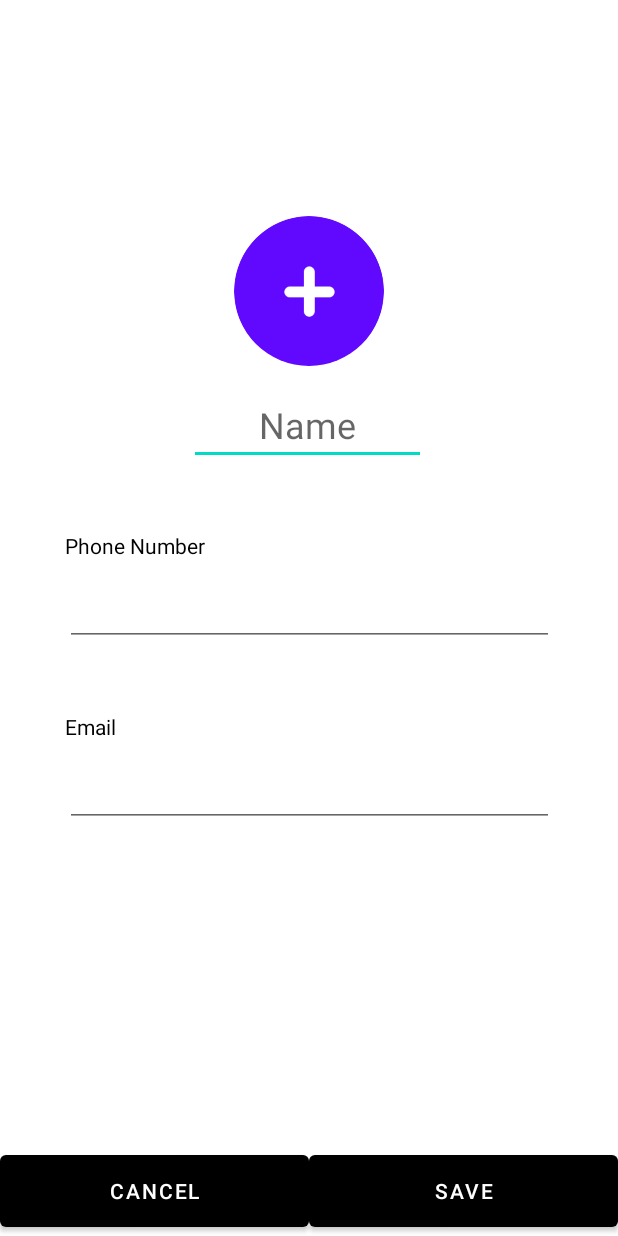
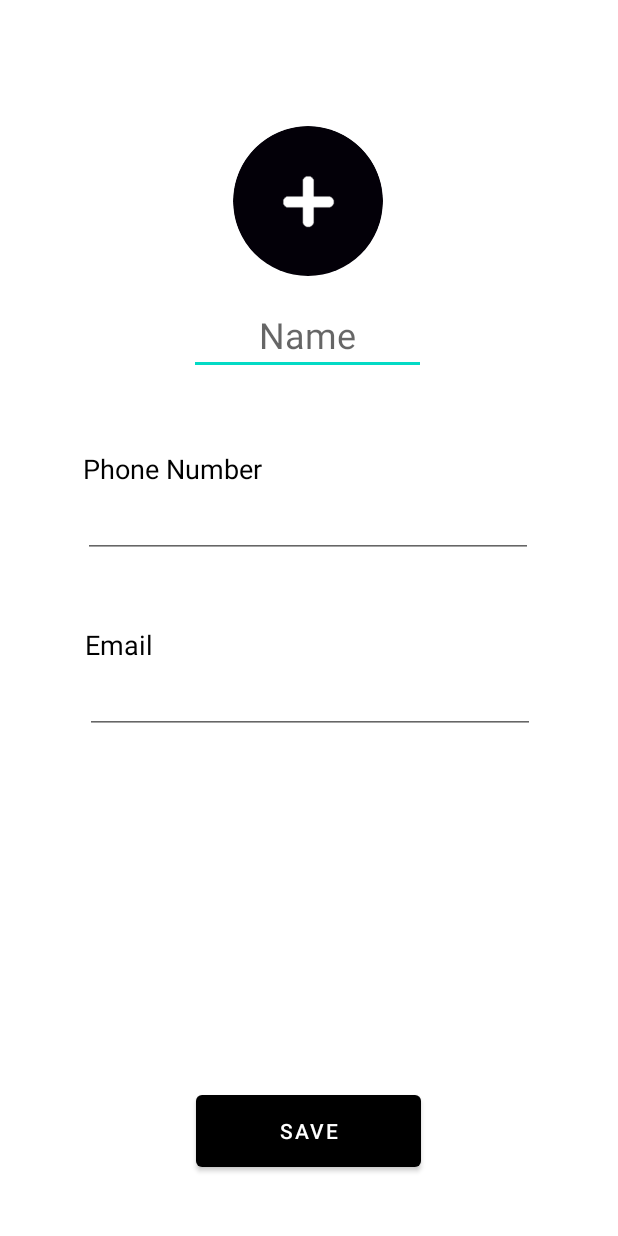
Before and after one commit to yeji63/MadCamp1, an Android app: the AddContact screen opened directly, with no data from a screen before it, on a phone screen of 412 x 824 dp. Run offline under Robolectric (Android 15) with nearby library versions, the light colour scheme and no system bars; our stand-ins replace CircleImageView.

Commit message:
xml 수정

```diff
--- a/app/src/main/res/anim/fab_sub1_close.xml
+++ b/app/src/main/res/anim/fab_sub1_close.xml
@@ -14,5 +14,5 @@
 
     <translate
         android:fromYDelta="0"
-        android:toYDelta="580" />
+        android:toYDelta="370" />
 </set>
--- a/app/src/main/res/anim/fab_sub1_open.xml
+++ b/app/src/main/res/anim/fab_sub1_open.xml
@@ -13,6 +13,6 @@
         android:pivotY="50%" />
 
     <translate
-        android:fromYDelta="580"
+        android:fromYDelta="370"
         android:toYDelta="0" />
 </set>
--- a/app/src/main/res/anim/fab_sub2_close.xml
+++ b/app/src/main/res/anim/fab_sub2_close.xml
@@ -15,5 +15,5 @@
 
     <translate
         android:fromYDelta="0"
-        android:toYDelta="300" />
+        android:toYDelta="170" />
 </set>
--- a/app/src/main/res/anim/fab_sub2_open.xml
+++ b/app/src/main/res/anim/fab_sub2_open.xml
@@ -13,6 +13,6 @@
         android:pivotY="50%" />
 
     <translate
-        android:fromYDelta="300"
+        android:fromYDelta="170"
         android:toYDelta="0" />
 </set>
--- a/app/src/main/res/layout/activity_add_contact.xml
+++ b/app/src/main/res/layout/activity_add_contact.xml
@@ -10,9 +10,11 @@
         android:id="@+id/newPhoto"
         android:layout_width="100dp"
         android:layout_height="100dp"
-        android:layout_marginTop="144dp"
+        android:layout_marginTop="84dp"
         android:src="@drawable/addphoto"
+
         app:layout_constraintEnd_toEndOf="parent"
+        app:layout_constraintHorizontal_bias="0.498"
         app:layout_constraintStart_toStartOf="parent"
         app:layout_constraintTop_toTopOf="parent" />
 
@@ -35,20 +37,21 @@
         android:id="@+id/textView"
         android:layout_width="wrap_content"
         android:layout_height="wrap_content"
-        android:layout_marginTop="44dp"
+        android:layout_marginTop="50dp"
         android:text="Phone Number"
+        android:textSize="18sp"
         app:layout_constraintStart_toStartOf="@+id/newNumber"
         app:layout_constraintTop_toBottomOf="@+id/newName" />
 
     <EditText
         android:id="@+id/newNumber"
-        android:layout_width="326dp"
+        android:layout_width="300dp"
         android:layout_height="47dp"
-        android:layout_marginTop="10dp"
         android:ems="10"
         android:inputType="phone"
-        android:textSize="24sp"
+        android:textSize="20sp"
         app:layout_constraintEnd_toEndOf="parent"
+        app:layout_constraintHorizontal_bias="0.494"
         app:layout_constraintStart_toStartOf="parent"
         app:layout_constraintTop_toBottomOf="@+id/textView" />
 
@@ -56,41 +59,47 @@
         android:id="@+id/textView2"
         android:layout_width="wrap_content"
         android:layout_height="wrap_content"
-        android:layout_marginTop="44dp"
+        android:layout_marginTop="45dp"
         android:text="Email"
+        android:textSize="18sp"
         app:layout_constraintStart_toStartOf="@+id/newEmail"
         app:layout_constraintTop_toBottomOf="@+id/newNumber" />
 
     <EditText
         android:id="@+id/newEmail"
-        android:layout_width="326dp"
+        android:layout_width="300dp"
         android:layout_height="47dp"
-        android:layout_marginTop="10dp"
         android:ems="10"
         android:inputType="textEmailAddress"
-        android:textSize="24sp"
+        android:textSize="20sp"
         app:layout_constraintEnd_toEndOf="parent"
+        app:layout_constraintHorizontal_bias="0.505"
         app:layout_constraintStart_toStartOf="parent"
         app:layout_constraintTop_toBottomOf="@+id/textView2" />
 
     <Button
         android:id="@+id/button"
-        android:layout_width="0dp"
+        android:layout_width="150dp"
         android:layout_height="60dp"
+        android:layout_marginBottom="40dp"
         android:onClick="onSaveButtonClicked"
         android:text="Save"
         app:layout_constraintBottom_toBottomOf="parent"
         app:layout_constraintEnd_toEndOf="parent"
-        app:layout_constraintStart_toEndOf="@+id/button2" />
-
-    <Button
-        android:id="@+id/button2"
-        android:layout_width="0dp"
-        android:layout_height="60dp"
-        android:onClick="onCancelButtonClicked"
-        android:text="Cancel"
-        app:layout_constraintBottom_toBottomOf="parent"
-        app:layout_constraintEnd_toStartOf="@+id/button"
+        app:layout_constraintHorizontal_bias="0.498"
         app:layout_constraintStart_toStartOf="parent" />
 
+    <!--    <Button-->
+<!--        android:id="@+id/button2"-->
+<!--        android:layout_width="150dp"-->
+<!--        android:layout_height="60dp"-->
+<!--        android:layout_marginStart="28dp"-->
+<!--        android:layout_marginLeft="28dp"-->
+<!--        android:backgroundTint="@color/white"-->
+<!--        android:onClick="onCancelButtonClicked"-->
+<!--        android:text="Cancel"-->
+<!--        android:textColor="@color/black"-->
+<!--        app:layout_constraintBottom_toBottomOf="parent"-->
+<!--        app:layout_constraintStart_toStartOf="parent" />-->
+
 </androidx.constraintlayout.widget.ConstraintLayout>
--- a/app/src/main/res/layout/fragment_1.xml
+++ b/app/src/main/res/layout/fragment_1.xml
@@ -21,7 +21,7 @@
             android:layout_height="wrap_content"
             android:layout_above="@+id/fab_main"
             android:layout_alignParentRight="true"
-            android:layout_marginBottom="16dp"
+            android:layout_marginBottom="4dp"
             android:backgroundTint="#ffffff"
             android:src="@drawable/ic_search_black_24dp"
             android:visibility="invisible"
@@ -41,7 +41,7 @@
             android:layout_height="wrap_content"
             android:layout_above="@+id/fab_main"
             android:layout_alignParentRight="true"
-            android:layout_marginBottom="20dp"
+            android:layout_marginBottom="8dp"
             android:backgroundTint="#ffffff"
             android:src="@drawable/ic_add"
             android:visibility="invisible"
@@ -60,7 +60,7 @@
             android:layout_height="wrap_content"
             android:layout_marginEnd="20dp"
             android:layout_marginRight="20dp"
-            android:layout_marginBottom="35dp"
+            android:layout_marginBottom="20dp"
             android:backgroundTint="@color/black"
             android:src="@drawable/ic_more"
             android:scaleX="1"
```
Also changed, not shown: app/src/main/res/layout/activity_search_contact.xml (+11 -9 lines), app/src/main/res/drawable/addphoto.png.
